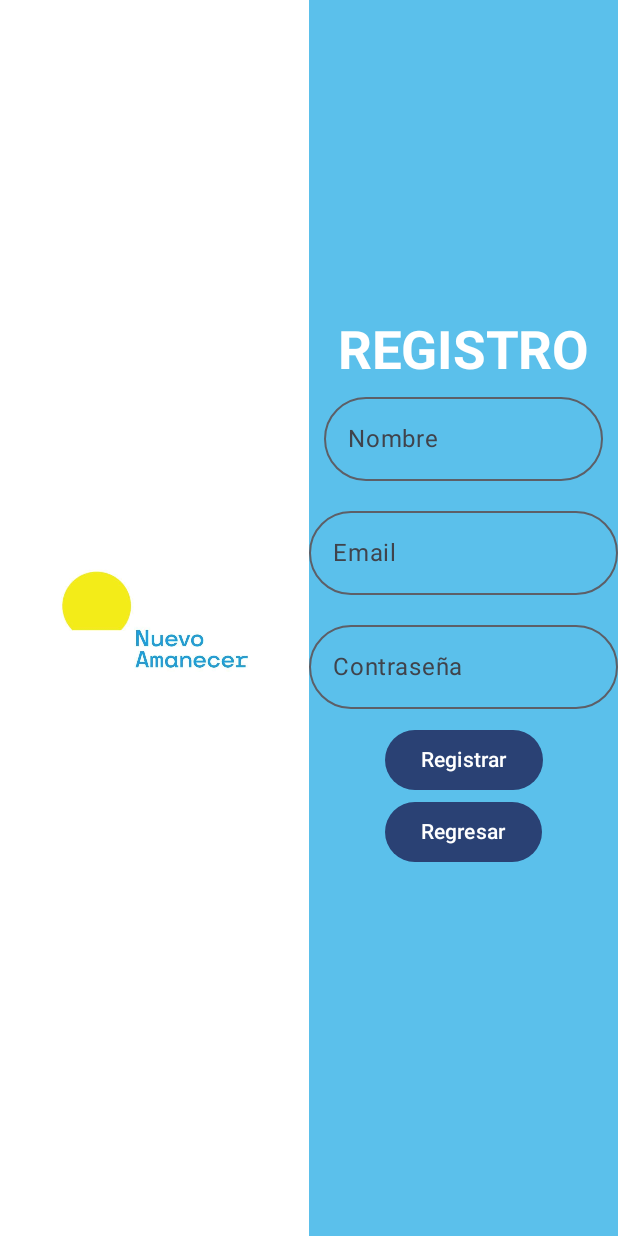
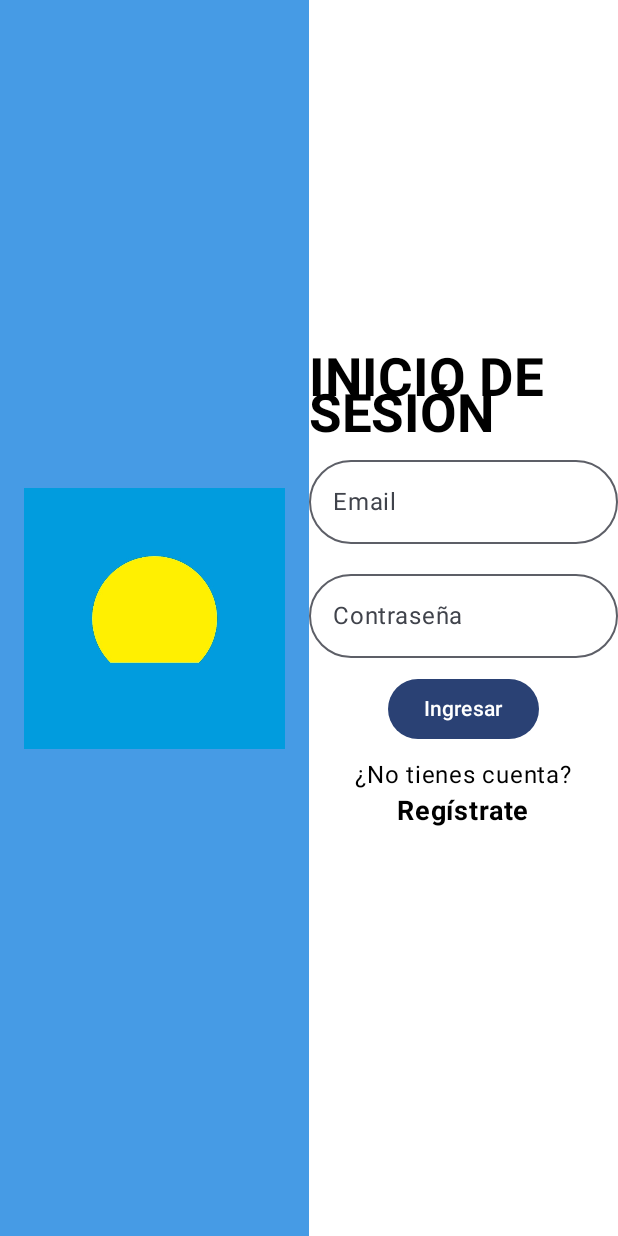
Before and after one commit to luisbarajasr/nuevo-amanecer-app, an Android app built with Jetpack Compose: the screen it shows after launch (MainActivity), on a phone screen of 412 x 824 dp. Run offline under Robolectric (Android 15) with nearby library versions, the phone set to English and light mode, and no system bars; our stand-ins replace livedata-compose.

Commit message:
login style

```diff
--- a/app/src/main/java/com/example/nuevo_amanecer_app/MainActivity.kt
+++ b/app/src/main/java/com/example/nuevo_amanecer_app/MainActivity.kt
@@ -40,7 +40,6 @@
 import com.example.nuevo_amanecer_app.paginas.juegos.Nivel3y4
 import com.example.nuevo_amanecer_app.paginas.juegos.TTS
 import com.example.nuevo_amanecer_app.screens.RegisterPage
-import com.example.nuevo_amanecer_app.screens.RegisterPage2
 import com.example.nuevo_amanecer_app.tablero.editarTablero
 
 import com.example.nuevo_amanecer_app.ui.theme.NuevoamanecerappTheme
--- a/app/src/main/java/com/example/nuevo_amanecer_app/navigation/Navigation.kt
+++ b/app/src/main/java/com/example/nuevo_amanecer_app/navigation/Navigation.kt
@@ -14,7 +14,6 @@
 import com.example.nuevo_amanecer_app.screens.LoginPage
 import com.example.nuevo_amanecer_app.screens.MenuScreen
 import com.example.nuevo_amanecer_app.screens.RegisterPage
-import com.example.nuevo_amanecer_app.screens.RegisterPage2
 import com.example.nuevo_amanecer_app.screens.WelcomeScreenPage
 import com.example.nuevo_amanecer_app.tablero.Tablero
 import com.example.nuevo_amanecer_app.tablero.editarTablero
@@ -28,8 +27,8 @@
     NavHost(navController = navController, startDestination = "LoginPage" ){
 
         composable("LoginPage"){
-            //LoginPage(navController)
-            RegisterPage2(navController = navController  )
+            LoginPage(navController)
+            //RegisterPage2(navController = navController  )
 
         }
 
--- a/app/src/main/java/com/example/nuevo_amanecer_app/screens/LoginPage.kt
+++ b/app/src/main/java/com/example/nuevo_amanecer_app/screens/LoginPage.kt
@@ -3,11 +3,14 @@
 import android.annotation.SuppressLint
 import android.content.res.Configuration
 import androidx.compose.foundation.Image
+import androidx.compose.foundation.background
 import androidx.compose.foundation.clickable
 import androidx.compose.foundation.layout.Arrangement
 import androidx.compose.foundation.layout.Box
 import androidx.compose.foundation.layout.Column
+import androidx.compose.foundation.layout.Row
 import androidx.compose.foundation.layout.Spacer
+import androidx.compose.foundation.layout.fillMaxHeight
 import androidx.compose.foundation.layout.fillMaxSize
 import androidx.compose.foundation.layout.height
 import androidx.compose.foundation.layout.padding
@@ -46,6 +49,7 @@
 @SuppressLint("UnusedMaterial3ScaffoldPaddingParameter")
 @Composable
 fun LoginPage(navController: NavHostController) {
+
     val snackbarHostState = remember { SnackbarHostState() }
     val userviewModel = UserViewModel(UserService.instance)
 
@@ -65,68 +69,58 @@
 
         loginState.value?.let {
             if(loginState?.value?.access_token != ""){
-                navController.navigate("WelcomeScreenPage")
-                //snackbarHostState.showSnackbar(it?.user?.user_metadata)
+                navController.navigate("MenuScreen")
             }
             else {
-                //snackbarHostState.showSnackbar(it.user.user_metadata)
+                snackbarHostState.showSnackbar("Error al iniciar sesión")
             }
-
-
 
         }
     }
 
-    Scaffold(
+    Row {
 
-        snackbarHost = {
-            SnackbarHost(
-                hostState = snackbarHostState,
-                modifier = Modifier.padding(16.dp)
-            )
-        }
-
-    ) {
-        val configuration = LocalConfiguration.current
-        val isPortrait = configuration.orientation == Configuration.ORIENTATION_PORTRAIT
-
-        val backgroundImage = if (isPortrait) {
-            painterResource(id = R.drawable.na_portrait)
-        } else {
-            painterResource(id = R.drawable.na_landscape)
-        }
-
-        Box(
-            modifier = Modifier.fillMaxSize()
+        Column(
+            modifier = Modifier
+                .fillMaxHeight()
+                .weight(1f)
+                .background(color = Color(android.graphics.Color.parseColor("#469BE5"))),
+            horizontalAlignment = Alignment.CenterHorizontally,
+            verticalArrangement = Arrangement.Center,
         ) {
             Image(
-                painter = backgroundImage,
-                contentDescription = null, // Decorative image doesn't require a content description
-                contentScale = ContentScale.FillBounds, // This will make the image fill the Box
-                modifier = Modifier.fillMaxSize()
+                painter = painterResource(id = R.drawable.nuevo_amanecer2),
+                contentDescription = "sdf",
+                modifier = Modifier
+                    .fillMaxHeight()
+                    .weight(1f)
+                    .padding(16.dp)
             )
         }
 
         Column(
-            modifier = Modifier.fillMaxSize(),
+            modifier = Modifier
+                .fillMaxHeight()
+                .weight(1f)
+                .background(color = Color.White),
             horizontalAlignment = Alignment.CenterHorizontally,
-            verticalArrangement = Arrangement.Center
-        ) {
+            verticalArrangement = Arrangement.Center,
 
-            Text("INICIO DE SESION", fontSize = 35.sp, fontWeight = FontWeight.Bold, color = Color.White)
+            ) {
+
+            Text("INICIO DE SESIÓN", fontSize = 35.sp, fontWeight = FontWeight.Bold, color = Color.Black)
+
 
             OutlinedTextField(
                 value = name.value,
                 onValueChange = {
                     name.value = it
                 },
-                modifier = Modifier.padding(top = 20.dp, bottom = 10.dp),
+                modifier = Modifier.padding(top = 10.dp, bottom = 10.dp),
                 shape = RoundedCornerShape(45.dp),
                 placeholder = {
                     Text("Email")
-                },
-                //visualTransformation = NameVisualTransformation(),
-                keyboardOptions = KeyboardOptions.Default.copy(keyboardType = KeyboardType.Text)
+                }
             )
 
             OutlinedTextField(
@@ -153,6 +147,7 @@
                 Text(text = "Ingresar")
             }
 
+
             Column(
                 horizontalAlignment = Alignment.CenterHorizontally,
                 modifier = Modifier
@@ -160,7 +155,7 @@
                     .padding(8.dp)
             ) {
                 Text(
-                    text = "¿No tienes cuenta? porfa",
+                    text = "¿No tienes cuenta?",
                     color = Color.Black,
                     fontSize = 16.sp
                 )
@@ -171,10 +166,11 @@
                     fontWeight = FontWeight.Bold
                 )
             }
-            Spacer(Modifier.height(100.dp))
 
-
+            SnackbarHost(
+                hostState = snackbarHostState,
+                modifier = Modifier.padding(16.dp)
+            )
         }
-
     }
 }
--- a/app/src/main/java/com/example/nuevo_amanecer_app/screens/RegisterPage2.kt
+++ /dev/null
@@ -1,172 +0,0 @@
-package com.example.nuevo_amanecer_app.screens
-
-import android.annotation.SuppressLint
-import android.util.Log
-import androidx.compose.foundation.Image
-import androidx.compose.foundation.background
-import androidx.compose.foundation.layout.Arrangement
-import androidx.compose.foundation.layout.Column
-import androidx.compose.foundation.layout.Row
-import androidx.compose.foundation.layout.fillMaxHeight
-import androidx.compose.foundation.layout.fillMaxSize
-import androidx.compose.foundation.layout.padding
-import androidx.compose.foundation.shape.RoundedCornerShape
-import androidx.compose.foundation.text.KeyboardOptions
-import androidx.compose.material3.Button
-import androidx.compose.material3.ButtonDefaults
-import androidx.compose.material3.ExperimentalMaterial3Api
-import androidx.compose.material3.MaterialTheme
-import androidx.compose.material3.OutlinedTextField
-import androidx.compose.material3.SnackbarHost
-import androidx.compose.material3.SnackbarHostState
-import androidx.compose.material3.Text
-import androidx.compose.runtime.Composable
-import androidx.compose.runtime.LaunchedEffect
-import androidx.compose.runtime.livedata.observeAsState
-import androidx.compose.runtime.mutableStateOf
-import androidx.compose.runtime.remember
-import androidx.compose.ui.Alignment
-import androidx.compose.ui.Modifier
-import androidx.compose.ui.graphics.Color
-import androidx.compose.ui.res.painterResource
-import androidx.compose.ui.text.font.FontWeight
-import androidx.compose.ui.text.input.KeyboardType
-import androidx.compose.ui.text.input.PasswordVisualTransformation
-import androidx.compose.ui.unit.dp
-import androidx.compose.ui.unit.sp
-import androidx.navigation.NavHostController
-import com.example.nuevo_amanecer_app.R
-import com.example.nuevo_amanecer_app.ViewModels.UserViewModel
-import com.example.nuevo_amanecer_app.data.RegisterUserRequest
-import com.example.nuevo_amanecer_app.data.dataType
-import com.example.nuevo_amanecer_app.service.UserService
-
-@OptIn(ExperimentalMaterial3Api::class)
-@SuppressLint("UnusedMaterial3ScaffoldPaddingParameter")
-@Composable
-fun RegisterPage2(navController: NavHostController) {
-
-    val snackbarHostState = remember { SnackbarHostState() }
-    val userviewModel = UserViewModel(UserService.instance)
-
-    val name = remember { mutableStateOf("") }
-
-    val email = remember {
-        mutableStateOf("")
-    }
-
-    val password = remember {
-        mutableStateOf("")
-    }
-
-    val registerState = userviewModel.register.observeAsState()
-
-    LaunchedEffect(key1 = registerState.value?.id) {
-
-        registerState.value?.let {
-            snackbarHostState.showSnackbar(it.id)
-            navController.navigate("MenuScreen")
-        }
-    }
-
-    Row {
-
-        Column(
-            modifier = Modifier
-                .fillMaxHeight()
-                .weight(1f)
-                .background(color = Color.White),
-            horizontalAlignment = Alignment.CenterHorizontally,
-            verticalArrangement = Arrangement.Center,
-        ) {
-            Image(
-                painter = painterResource(id = R.drawable.nuevo_amanecer),
-                contentDescription = "sdf",
-                modifier = Modifier
-                    .fillMaxHeight()
-                    .weight(1f)
-                    .padding(16.dp)
-            )
-        }
-
-        Column(
-            modifier = Modifier
-                .fillMaxHeight()
-                .weight(1f)
-                .background(color = Color(android.graphics.Color.parseColor("#5BC0EB"))),
-            horizontalAlignment = Alignment.CenterHorizontally,
-            verticalArrangement = Arrangement.Center,
-
-        ) {
-
-            Text("REGISTRO", fontSize = 35.sp, fontWeight = FontWeight.Bold, color = Color.White)
-
-            OutlinedTextField(
-                value = name.value,
-                onValueChange = {
-                    name.value = it
-                },
-                placeholder = {
-                    Text("Nombre")
-                },
-                shape = RoundedCornerShape(45.dp),
-                modifier = androidx.compose.ui.Modifier.padding(10.dp),
-                keyboardOptions = KeyboardOptions.Default.copy(keyboardType = KeyboardType.Text)
-            )
-
-            OutlinedTextField(
-                value = email.value,
-                onValueChange = {
-                    email.value = it
-                },
-                modifier = Modifier.padding(top = 10.dp, bottom = 10.dp),
-                shape = RoundedCornerShape(45.dp),
-                placeholder = {
-                    Text("Email")
-                }
-            )
-
-            OutlinedTextField(
-                value = password.value,
-                onValueChange = {
-                    password.value = it
-                },
-                modifier = Modifier.padding(top = 10.dp, bottom = 10.dp),
-                shape = RoundedCornerShape(45.dp),
-                placeholder = {
-                    Text("Contraseña")
-                },
-                visualTransformation = PasswordVisualTransformation(),
-                keyboardOptions = KeyboardOptions.Default.copy(keyboardType = KeyboardType.Password)
-            )
-
-            Button(
-                onClick = {
-
-                    // Update this to create a user with the name included
-                    val user = RegisterUserRequest(email = email.value, password = password.value, data = dataType(name = name.value))
-                    val asd = userviewModel.registerUser(user)
-                    Log.d("asd", asd.toString())
-                          },
-                    colors = ButtonDefaults.buttonColors(
-                    containerColor = MaterialTheme.colorScheme.primary, // Use primary color from the theme
-                    contentColor = MaterialTheme.colorScheme.onPrimary // Use onPrimary color for content
-                )
-
-            ){
-                Text(text = "Registrar", color = MaterialTheme.colorScheme.onPrimary )
-            }
-
-            Button(onClick = {
-                navController.navigate("LoginPage")
-            }) {
-                Text(text ="Regresar")
-            }
-
-            SnackbarHost(
-                hostState = snackbarHostState,
-                modifier = Modifier.padding(16.dp)
-            )
-        }
-    }
-}
```
Also changed, not shown: app/src/main/java/com/example/nuevo_amanecer_app/screens/RegisterPage.kt (+7 -2 lines).
